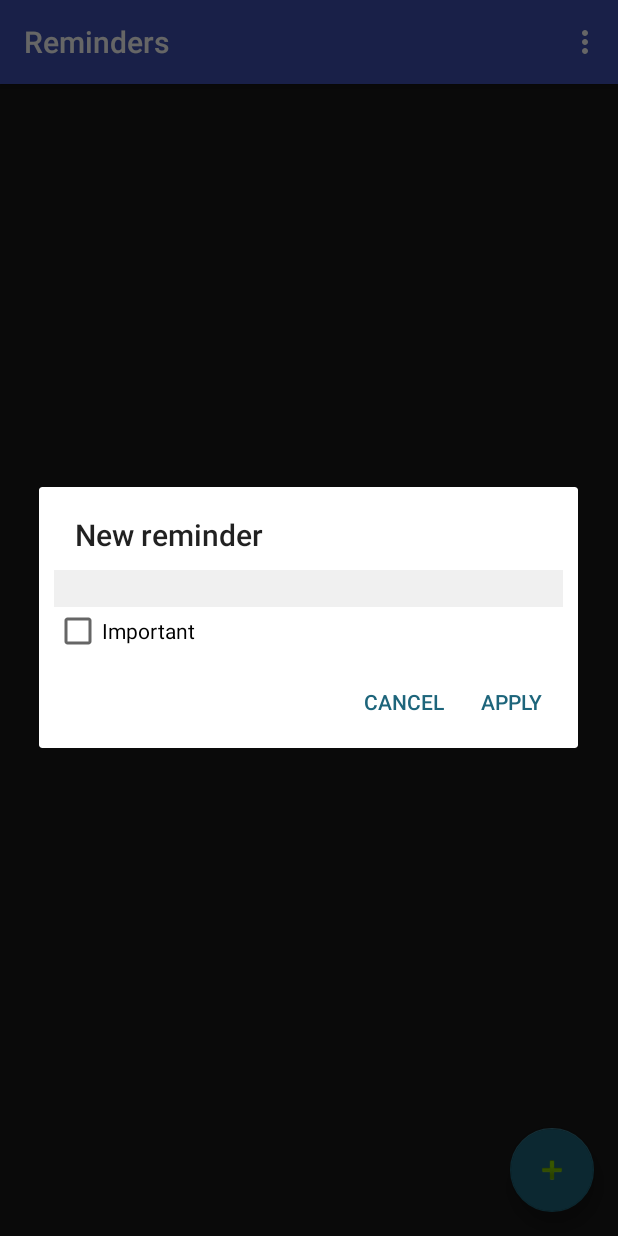
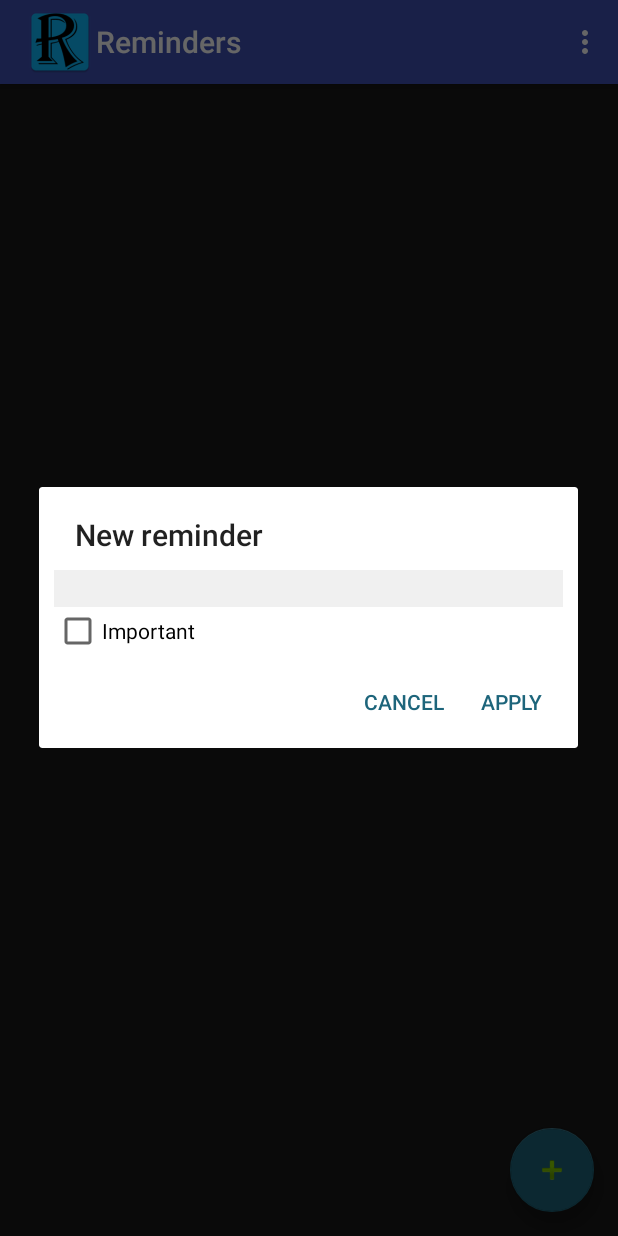
Before and after one commit to tombuczynski/reminder, an Android app: the screen it shows after launch (RemindersActivity), after a tap on an icon or button, on a phone screen of 412 x 824 dp. Run offline under Robolectric (Android 15) with nearby library versions, the phone set to English and light mode, and no system bars.

Commit message:
Dodana ikona tytułowa

```diff
--- a/app/src/main/java/com/apress/gerber/reminders/RemindersActivity.java
+++ b/app/src/main/java/com/apress/gerber/reminders/RemindersActivity.java
@@ -7,10 +7,9 @@ import android.database.Cursor;
 import android.os.Build;
 import android.os.Bundle;
 import android.support.design.widget.FloatingActionButton;
-import android.support.design.widget.Snackbar;
+import android.support.v7.app.ActionBar;
 import android.support.v7.app.AppCompatActivity;
 import android.support.v7.widget.Toolbar;
-import android.util.Log;
 import android.view.ActionMode;
 import android.view.LayoutInflater;
 import android.view.MenuInflater;
@@ -37,6 +36,13 @@ public class RemindersActivity extends AppCompatActivity {
         setContentView(R.layout.activity_reminders);
         Toolbar toolbar = (Toolbar) findViewById(R.id.toolbar);
         setSupportActionBar(toolbar);
+
+         ActionBar bar = getSupportActionBar();
+        if (bar != null) {
+            //bar.setDisplayShowHomeEnabled(true);
+            //bar.setHomeButtonEnabled(true);
+            bar.setIcon(R.mipmap.ic_launcher);
+        }
 
         FloatingActionButton fab = (FloatingActionButton) findViewById(R.id.fab);
         fab.setOnClickListener(new View.OnClickListener() {
```
Also changed, not shown: app/src/main/ic_launcher-web.png (added), app/src/main/res/mipmap-hdpi/ic_launcher.png, app/src/main/res/mipmap-mdpi/ic_launcher.png, app/src/main/res/mipmap-xhdpi/ic_launcher.png, app/src/main/res/mipmap-xxhdpi/ic_launcher.png, app/src/main/res/mipmap-xxxhdpi/ic_launcher.png.
